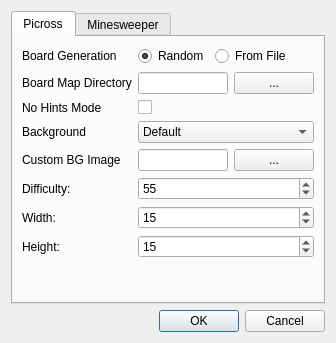
Above: src/f_qtsettings.ui from schuay/picmi-legacy before the change. Below: the same form after it.
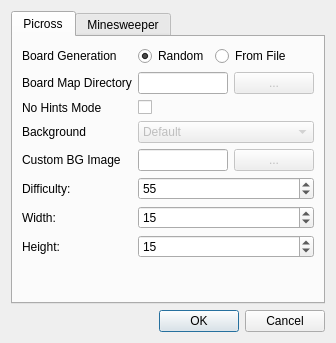
That is the form after the change.

Diff of the .ui file:
```diff
--- a/src/f_qtsettings.ui
+++ b/src/f_qtsettings.ui
@@ -89,7 +89,10 @@
               </widget>
              </item>
              <item row="3" column="1">
-              <widget class="QComboBox" name="comboBox">
+              <widget class="QComboBox" name="cbBackground">
+               <property name="enabled">
+                <bool>false</bool>
+               </property>
                <item>
                 <property name="text">
                  <string>Default</string>
@@ -177,6 +180,9 @@
                </item>
                <item>
                 <widget class="QPushButton" name="bBrowse">
+                 <property name="enabled">
+                  <bool>false</bool>
+                 </property>
                  <property name="text">
                   <string>...</string>
                  </property>
@@ -202,6 +208,9 @@
                </item>
                <item>
                 <widget class="QPushButton" name="bBrowse_2">
+                 <property name="enabled">
+                  <bool>false</bool>
+                 </property>
                  <property name="text">
                   <string>...</string>
                  </property>
```
Left out of the diff: 20 changed lines with no effect on the pictures.
